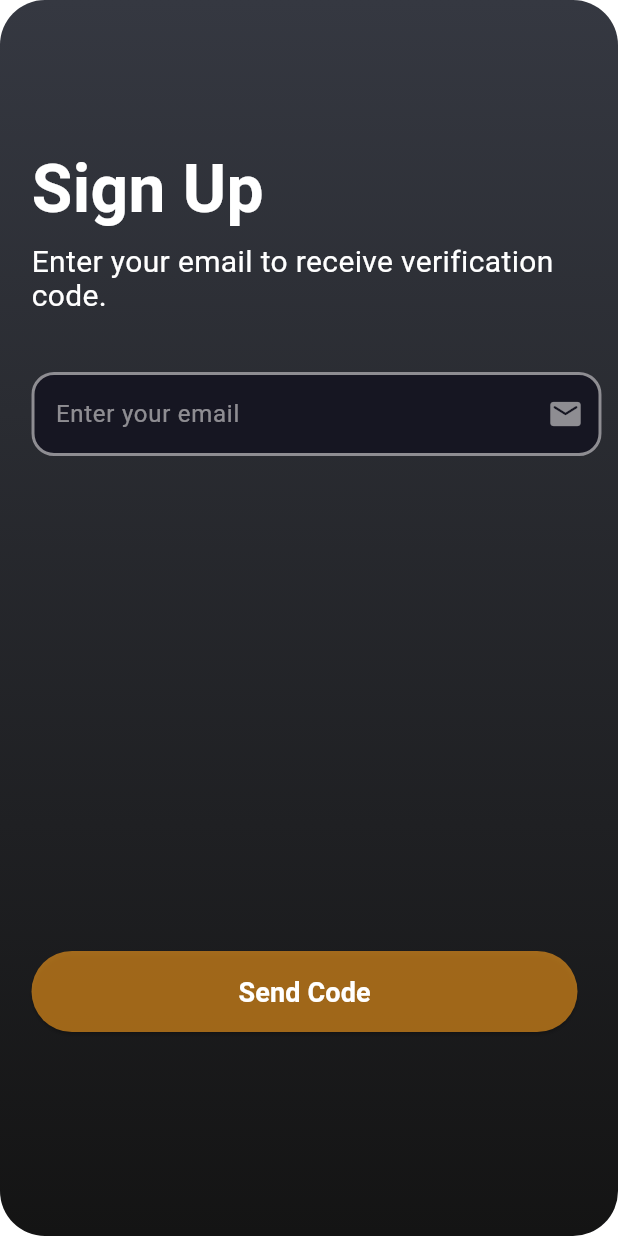
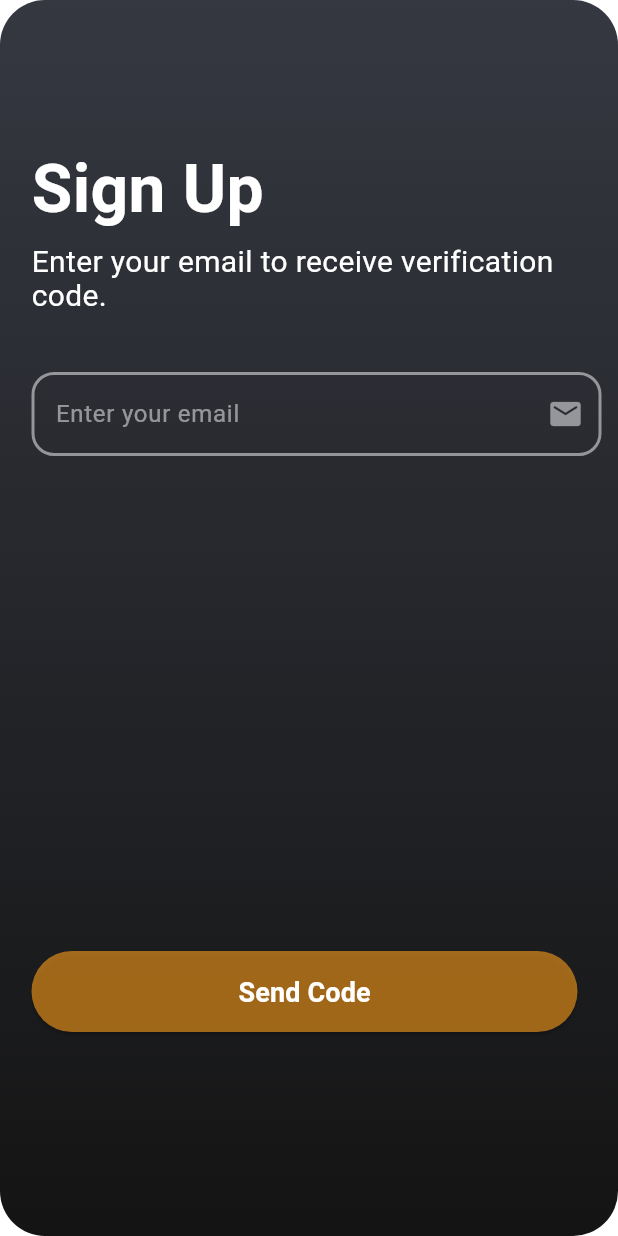
Before and after one commit to stapesai/StapesHome, a Flutter app: the screen it shows after launch, after a tap on "Sign Up", on a phone screen of 412 x 824 dp. Run offline on Flutter 3.47's test engine with Material 3 defaults, Android fonts, the phone set to English and light mode, and no system bars; our stand-ins replace hive, image_picker, lottie, pinput; missing offline and left inert: mobile_scanner; accounts and stored records are empty; network calls fail; Roboto replaces fonts that are missing (Ubuntu).

Commit message:
fixed colors

```diff
--- a/lib/constants/colors.dart
+++ b/lib/constants/colors.dart
@@ -2,8 +2,9 @@ import 'package:flutter/material.dart';
 
 class AppColor {
   AppColor._();
-  static const Color whiteColor = Color(0xFFFFFFFF);
-  static const Color blueColor = Color(0xFF0085FF);
+  static const Color whiteColor = Colors.white;
+  static Color whiteColor50 = Colors.white.withOpacity(0.5);
+  static const Color textHyperlinkColor = Color(0xFF0085FF);
   static const Color primaryColor = Color(0xFF353841);
   static const Color primaryColorLight = Color(0XFF898989);
   static const Color secondaryColor = Color(0xFF141414);
@@ -13,5 +14,8 @@ class AppColor {
       begin: Alignment(0.00, -1.00), end: Alignment(0, 1), colors: [Color(0xFF353841), Color(0xFF141414)]);
 
   static const Color themecolor = Color(0XFFC2F656);
-  static Color DividerColor = Colors.white.withOpacity(0.5);
+
+  // Debug Colors
+  // static const Color whiteColor = Color.fromARGB(255, 255, 0, 0);
+  // static Color whiteColor50 = const Color.fromARGB(255, 255, 0, 0);
 }
--- a/lib/screens/authentication/login.dart
+++ b/lib/screens/authentication/login.dart
@@ -226,7 +226,7 @@ class _LoginScreenState extends State<LoginScreen> {
                                         child: Text(
                                           'Forgot Password?',
                                           style: TextStyle(
-                                            color: Color(0xFF0084FF),
+                                            color: AppColor.textHyperlinkColor,
                                             fontSize: 15,
                                             fontFamily: 'Ubuntu',
                                             fontWeight: FontWeight.w400,
@@ -250,7 +250,7 @@ class _LoginScreenState extends State<LoginScreen> {
                                     Text(
                                       'Don\'t have an account?',
                                       style: TextStyle(
-                                        color: Colors.white,
+                                        color: AppColor.whiteColor,
                                         fontSize: 16,
                                         fontFamily: 'Ubuntu',
                                         fontWeight: FontWeight.w400,
@@ -269,7 +269,7 @@ class _LoginScreenState extends State<LoginScreen> {
                                       child: Text(
                                         'Sign Up',
                                         style: TextStyle(
-                                          color: AppColor.blueColor,
+                                          color: AppColor.textHyperlinkColor,
                                           fontSize: 16,
                                           fontFamily: 'Ubuntu',
                                           fontWeight: FontWeight.w400,
@@ -286,16 +286,16 @@ class _LoginScreenState extends State<LoginScreen> {
                                     children: [
                                       Expanded(
                                         child: Divider(
-                                          color: AppColor.DividerColor,
+                                          color: AppColor.whiteColor50,
                                           thickness: 1,
                                         ),
                                       ),
                                       Padding(
                                         padding: const EdgeInsets.symmetric(horizontal: 20),
                                         child: Text(
-                                          'OR',
+                                          'or continue with',
                                           style: TextStyle(
-                                            color: AppColor.DividerColor,
+                                            color: AppColor.whiteColor50,
                                             fontSize: 16,
                                             fontFamily: 'Ubuntu',
                                             fontWeight: FontWeight.w400,
@@ -304,7 +304,7 @@ class _LoginScreenState extends State<LoginScreen> {
                                       ),
                                       Expanded(
                                         child: Divider(
-                                          color: AppColor.DividerColor,
+                                          color: AppColor.whiteColor50,
                                           thickness: 1,
                                         ),
                                       ),
@@ -339,7 +339,7 @@ class _LoginScreenState extends State<LoginScreen> {
                                         ),
                                         child: const Center(
                                           child: Image(
-                                            image: AssetImage('assets/icons/google.png'),
+                                            image: AssetImage('assets/icons/sso/google.png'),
                                             height: 30,
                                           ),
                                         ),
@@ -370,7 +370,7 @@ class _LoginScreenState extends State<LoginScreen> {
                                         ),
                                         child: const Center(
                                           child: Image(
-                                            image: AssetImage('assets/icons/microsoft.png'),
+                                            image: AssetImage('assets/icons/sso/microsoft.png'),
                                             height: 30,
                                           ),
                                         ),
@@ -401,7 +401,7 @@ class _LoginScreenState extends State<LoginScreen> {
                                         ),
                                         child: const Center(
                                           child: Image(
-                                            image: AssetImage('assets/icons/apple.png'),
+                                            image: AssetImage('assets/icons/sso/apple.png'),
                                             height: 30,
                                           ),
                                         ),
--- a/lib/widgets/button.dart
+++ b/lib/widgets/button.dart
@@ -35,44 +35,10 @@ class CustomButton extends StatelessWidget {
           style: const TextStyle(
             fontSize: 18.0,
             fontWeight: FontWeight.bold,
-            color: Colors.white,
+            color: AppColor.whiteColor,
           ),
         ),
       ),
     );
   }
 }
-
-class LogoutButton extends StatelessWidget {
-  final VoidCallback onPressed;
-
-  const LogoutButton({super.key, required this.onPressed});
-
-  @override
-  Widget build(BuildContext context) {
-    return GestureDetector(
-      onTap: onPressed,
-      child: Container(
-        width: 45, // Diameter of the circle
-        height: 45,
-        decoration: BoxDecoration(
-          color: Colors.transparent, // Outer circle color (you can adjust the opacity)
-          shape: BoxShape.circle,
-          border: Border.all(
-            color: Color(0xFFE2FC2B), // Green color for the border
-            width: 3, // Border width
-          ),
-        ),
-        child: Center(
-          child: Icon(
-            Icons.arrow_back_ios_new,
-            size: 25,
-
-            // Icon inside the button
-            color: Color(0xFFE2FC2B), // Icon color (green)
-          ),
-        ),
-      ),
-    );
-  }
-}
--- a/lib/widgets/input_fields.dart
+++ b/lib/widgets/input_fields.dart
@@ -1,4 +1,5 @@
 import 'package:flutter/material.dart';
+import 'package:jarvis/constants/colors.dart';
 
 class NTextField extends StatefulWidget {
   final String hintText;
@@ -25,23 +26,23 @@ class _CustomTextFieldState extends State<NTextField> {
       decoration: InputDecoration(
         suffixIcon: Icon(
           widget.icon,
-          color: Color.fromARGB(132, 254, 252, 251),
+          color: AppColor.whiteColor50,
         ),
-        filled: true,
-        fillColor: const Color(0xFF161622),
+        // filled: true,
+        // fillColor: const Color(0xFF161622),
         labelText: widget.hintText,
-        labelStyle: const TextStyle(color: Color.fromARGB(132, 254, 252, 251)),
+        labelStyle: TextStyle(color: AppColor.whiteColor50),
         enabledBorder: OutlineInputBorder(
           borderRadius: BorderRadius.circular(15.0),
-          borderSide: const BorderSide(
-            color: Color.fromARGB(132, 254, 252, 251),
+          borderSide: BorderSide(
+            color: AppColor.whiteColor50,
             width: 2.0,
           ),
         ),
         focusedBorder: OutlineInputBorder(
           borderRadius: BorderRadius.circular(15.0),
-          borderSide: const BorderSide(
-            color: Color.fromARGB(132, 254, 252, 251),
+          borderSide: BorderSide(
+            color: AppColor.whiteColor50,
             width: 2.0,
           ),
         ),
@@ -81,23 +82,23 @@ class _PasswordTextFieldState extends State<PasswordTextField> {
       decoration: InputDecoration(
         suffixIcon: Icon(
           widget.icon,
-          color: Color.fromARGB(132, 254, 252, 251),
+          color: AppColor.whiteColor50,
         ),
-        filled: true,
-        fillColor: const Color(0xFF161622),
+        // filled: true,
+        // fillColor: const Color(0xFF161622),
         labelText: widget.hintText,
-        labelStyle: const TextStyle(color: Color.fromARGB(132, 254, 252, 251)),
+        labelStyle: TextStyle(color: AppColor.whiteColor50),
         enabledBorder: OutlineInputBorder(
           borderRadius: BorderRadius.circular(15.0),
-          borderSide: const BorderSide(
-            color: Color.fromARGB(132, 254, 252, 251),
+          borderSide: BorderSide(
+            color: AppColor.whiteColor50,
             width: 2.0,
           ),
         ),
         focusedBorder: OutlineInputBorder(
           borderRadius: BorderRadius.circular(15.0),
-          borderSide: const BorderSide(
-            color: Color.fromARGB(132, 254, 252, 251),
+          borderSide: BorderSide(
+            color: AppColor.whiteColor50,
             width: 2.0,
           ),
         ),
```
Also changed, not shown: pubspec.yaml (+6 -1 lines).
